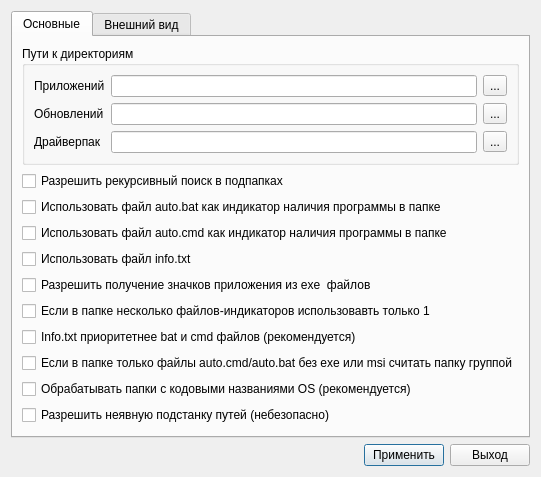
Before: the Qt Designer form softodrom/settings.ui in kin63camapa/softodrom, drawn with Qt 5.
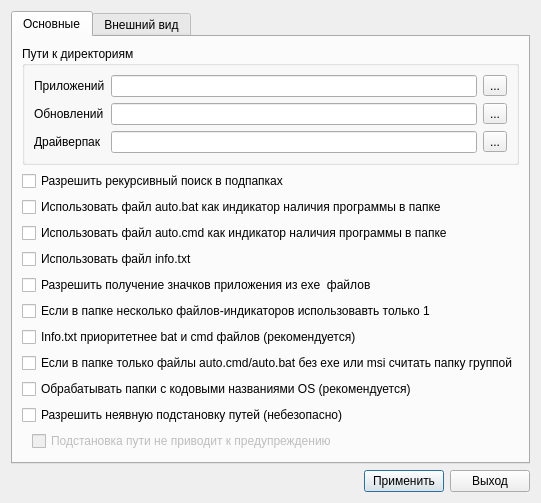
After: the same form once the commit is applied.

Commit message: correct version check, any fixes, new setting

Patch:
```diff
--- a/softodrom/settings.ui
+++ b/softodrom/settings.ui
@@ -7,7 +7,7 @@
     <x>0</x>
     <y>0</y>
     <width>515</width>
-    <height>447</height>
+    <height>475</height>
    </rect>
   </property>
   <property name="windowTitle">
@@ -162,10 +162,44 @@
        <item>
         <widget class="QCheckBox" name="addPathCheckBox">
          <property name="text">
-          <string>Разрешить неявную подстанку путей (небезопасно)</string>
+          <string>Разрешить неявную подстановку путей (небезопасно)</string>
          </property>
         </widget>
        </item>
+       <item>
+        <layout class="QHBoxLayout" name="horizontalLayout_7">
+         <item>
+          <widget class="QLabel" name="label_5">
+           <property name="text">
+            <string> </string>
+           </property>
+          </widget>
+         </item>
+         <item>
+          <widget class="QCheckBox" name="pathGenWarn">
+           <property name="enabled">
+            <bool>false</bool>
+           </property>
+           <property name="text">
+            <string>Подстановка пути не приводит к предупреждению</string>
+           </property>
+          </widget>
+         </item>
+         <item>
+          <spacer name="horizontalSpacer_4">
+           <property name="orientation">
+            <enum>Qt::Horizontal</enum>
+           </property>
+           <property name="sizeHint" stdset="0">
+            <size>
+             <width>40</width>
+             <height>20</height>
+            </size>
+           </property>
+          </spacer>
+         </item>
+        </layout>
+       </item>
        <item>
         <spacer name="verticalSpacer_3">
          <property name="orientation">
```
Left out of the diff: 19 changed lines with no effect on the pictures. The commit also changes 5 other files.
